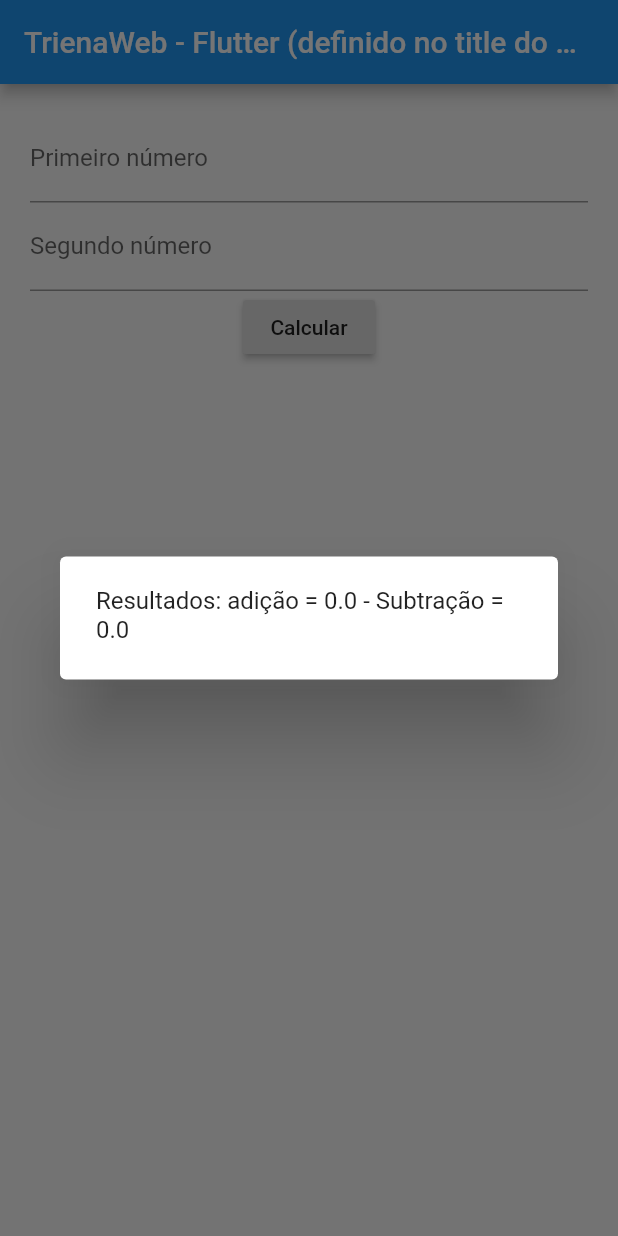
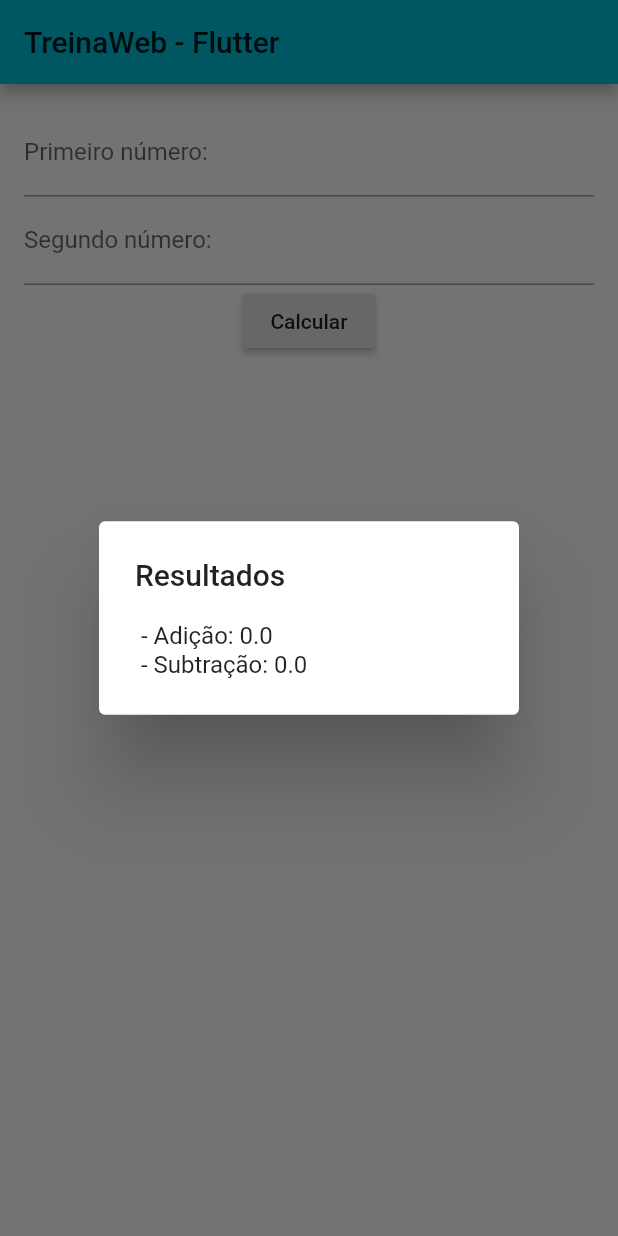
Before and after one commit to rafadsantos/Flutter_Projeto_1_Curso_TreinaWeb, a Flutter app: the screen it shows after launch, after a tap on "Calcular", on a phone screen of 412 x 824 dp. Run offline on Flutter 3.47's test engine with Material 2 defaults, Android fonts, the phone set to English and light mode, and no system bars.

Commit message:
Versão 2

```diff
--- a/lib/main.dart
+++ b/lib/main.dart
@@ -1,17 +1,42 @@
-//última alteração em 08/04/2020
+//PROJETO 1 - CURSO TREINA WEB - VERSÃO 2
+//última atualização em 08/04/2020
 
 import 'package:flutter/material.dart';
 
-class TreinaWebFlutter extends StatelessWidget { //não salva estados.
+//Classe da aplicação
+class TreinaWebFlutterApp extends StatelessWidget {
+  @override
+  Widget build(BuildContext context) {
+    return new MaterialApp(
+      title: "TreinaWeb Flutter",
+      theme: new ThemeData(
+        primarySwatch: Colors.cyan
+      ),
+      home: new PaginaPrincipalPage(),
+    );
+  }
+
+}
+
+//Boas práticas: criar uma classe para cada página da aplicação.
+//Nessa aplicação há apenas uma página principal.
+class PaginaPrincipalPage extends StatelessWidget {
   double numero1 = 0.0;
   double numero2 = 0.0;
 
-  @override // anotation, não é obrigatório, utilizado por questões de clareza.
-  Widget build(BuildContext context) { //método sobrescrito da classe StatelessWidget.
-    //Primeiro input
-    TextField primeiroNumeroField = new TextField(
-      decoration: InputDecoration(
-        labelText: 'Primeiro número'
+  @override
+  Widget build(BuildContext context) {
+    return new Scaffold(
+      appBar: new AppBar(
+        title: new Text('TreinaWeb - Flutter'),
+      ),
+      body: new Container(
+        padding: EdgeInsets.all(16.0),
+        child: new Column(
+          children: <Widget>[
+            new TextField(
+              decoration: new InputDecoration(
+                labelText: "Primeiro número:"
               ),
               keyboardType: TextInputType.number,
               onChanged: (valor) {
@@ -21,12 +46,11 @@ class TreinaWebFlutter extends StatelessWidget { //não salva estados.
                   numero1 = 0.0;
                 }
               },
-    );
+            ),
 
-    //Segundo input
-    TextField segundoNumeroField = new TextField(
-      decoration: InputDecoration(
-        labelText: 'Segundo número'
+            new TextField(
+              decoration: new InputDecoration(
+                labelText: "Segundo número:"
               ),
               keyboardType: TextInputType.number,
               onChanged: (valor) {
@@ -36,46 +60,33 @@ class TreinaWebFlutter extends StatelessWidget { //não salva estados.
                   numero2 = 0.0;
                 }
               },
-    );
+            ),
 
-    //Botão de cálculo
-    RaisedButton calcularButton = new RaisedButton(
+            new RaisedButton(
               child: new Text('Calcular'),
               onPressed: () {
                 double adicao = numero1 + numero2;
                 double subtracao = numero1 - numero2;
-        AlertDialog resultadoDialog = new AlertDialog(
-          content: new Text("Resultados: adição = $adicao - Subtração = $subtracao")
+                showDialog(
+                  context: context,
+                  builder: (BuildContext context) { //propriedade child não será mais utilizada futuramente (deprecated)
+                    return new AlertDialog(
+                      title: new Text("Resultados"),
+                      content: new Text(" - Adição: $adicao \n - Subtração: $subtracao")
                     );
-        showDialog(context: context, child: resultadoDialog);
+                  }
+                );
               },
-    );
-
-    //container para agrupar os widgets criados.
-    Container container = new Container(
-      padding: EdgeInsets.all(20.0), //margem
-      child: new Column(
-        children: <Widget>[primeiroNumeroField, segundoNumeroField, calcularButton],
+            )
+          ],
+        ),
       ),
     );
-
-    AppBar appBar = new AppBar(
-      title: new Text('TrienaWeb - Flutter (definido no title do AppBar'),
-    );
-
-    //"coordenador" de layouts.
-    Scaffold scaffold = new Scaffold(
-      appBar: appBar,
-      body: container,
-    );
-
-    return scaffold;
   }
 }
 
 void main() {
-  runApp(new MaterialApp(
-    title: 'TreinaWeb Flutter (definido no title do runApp)',
-    home: new TreinaWebFlutter()
-  ));
+  runApp(new TreinaWebFlutterApp());
 }
+//Outra maneira (com expressão "Lambda"):
+//void main() => runApp(new TreinaWebFlutterApp());
```
Lines whose indentation alone changed are shown as unchanged.
